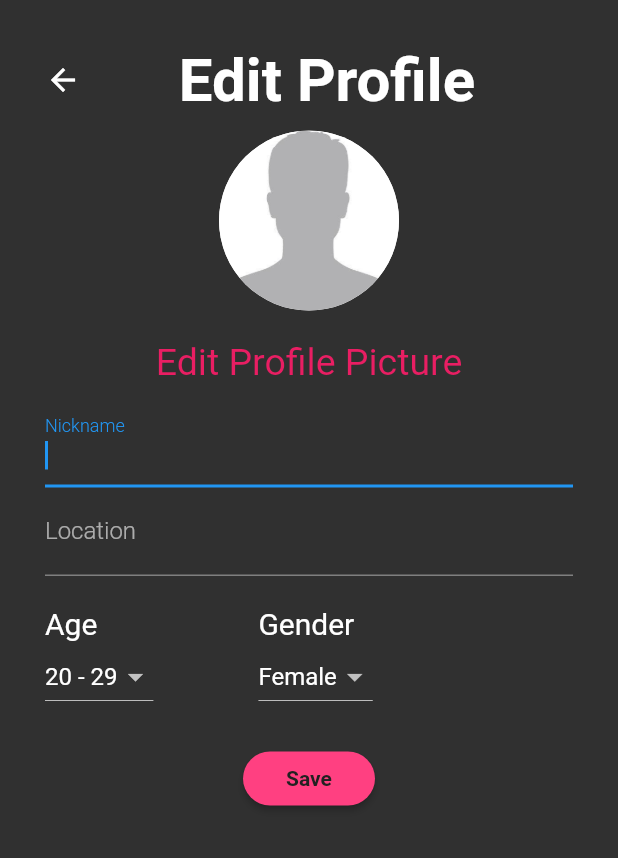
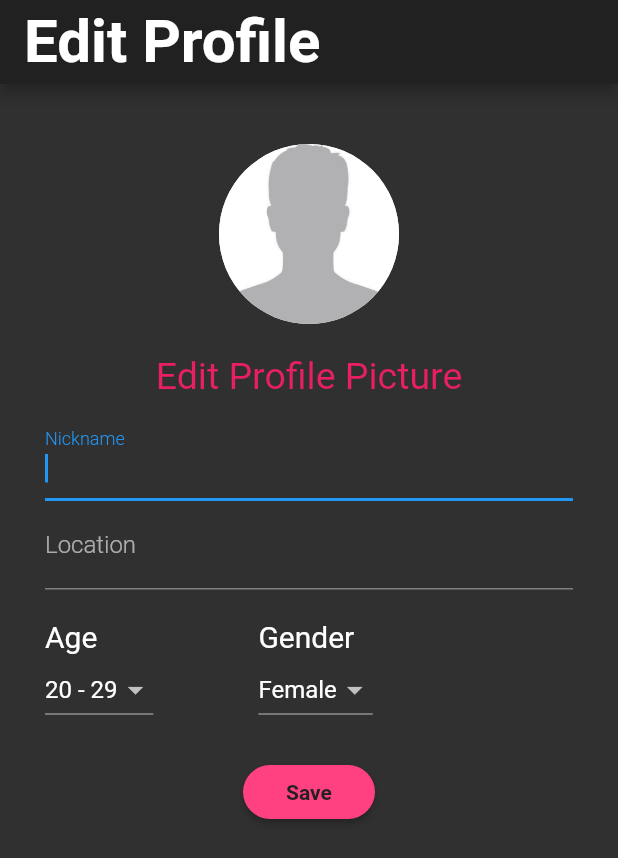
Before and after one commit to Team-Loveal/BeerGarden, a Flutter app: the screen it shows after launch, on a phone screen of 412 x 824 dp. Shown: the top 858 px of the screen. Run offline on Flutter 3.47's test engine with Material 2 defaults, Android fonts, the phone set to English and light mode, and no system bars; our stand-ins replace material_design_icons_flutter.

Commit message:
added app bar

```diff
--- a/lib/pages/editProfile.dart
+++ b/lib/pages/editProfile.dart
@@ -12,6 +12,16 @@ class _EditProfileState extends State<EditProfile> {
   @override
   Widget build(BuildContext context) {
     return Scaffold(
+      appBar: AppBar(
+        title: Text(
+          'Edit Profile',
+          style: TextStyle(
+            color: Colors.white,
+            fontSize: 40,
+            fontWeight: FontWeight.bold,
+        ),
+      ),
+      ),
       body: SafeArea(
         child: SingleChildScrollView(
           child: Padding(
@@ -21,24 +31,6 @@ class _EditProfileState extends State<EditProfile> {
               children: <Widget>[
                 Column(
                   children: <Widget>[
-                    Row(
-                      children: <Widget>[
-                        BackButtonIcon(),
-                        Expanded(
-                          child: Center(
-                            child: Text(
-                              'Edit Profile',
-                              textAlign: TextAlign.center,
-                              style: TextStyle(
-                                color: Colors.white,
-                                fontSize: 40,
-                                fontWeight: FontWeight.bold,
-                              ),
-                            ),
-                          ),
-                        ),
-                      ],
-                    ),
                     Padding(
                       padding: EdgeInsets.all(10),
                       child: CircleAvatar(
```
